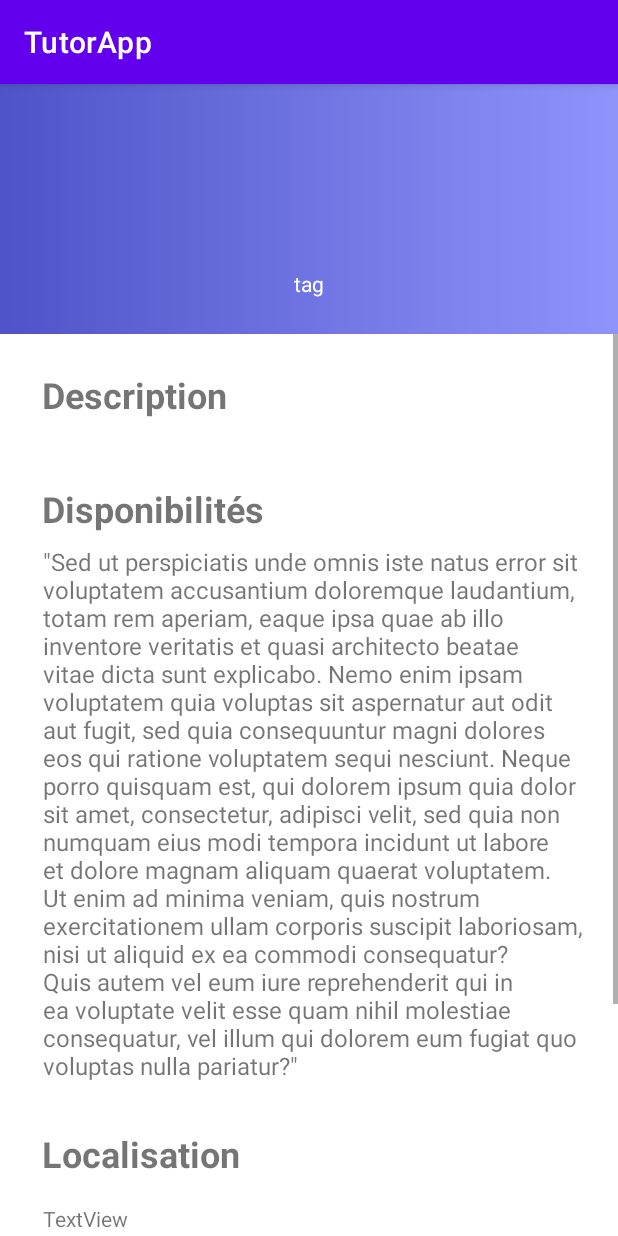
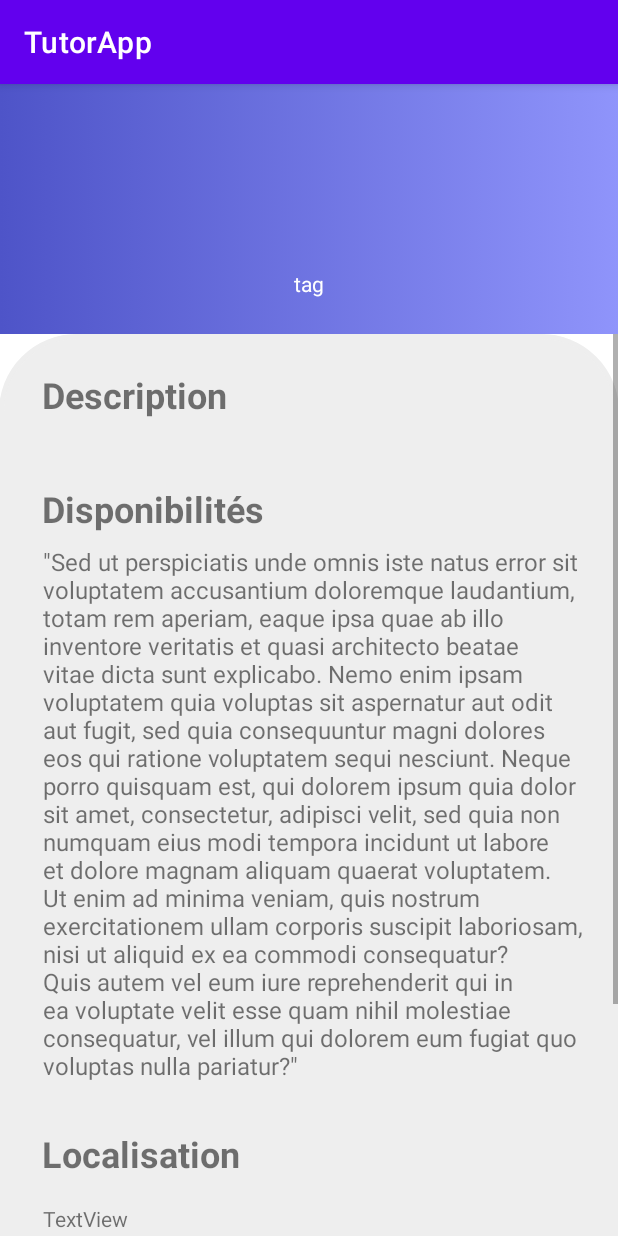
Before and after one commit to toma-demagn/Incoming, an Android app: the ShowAd screen opened directly, with no data from a screen before it, on a phone screen of 412 x 824 dp. Run offline under Robolectric (Android 15) with nearby library versions, the phone set to English and light mode, and no system bars; network calls fail.

Commit message:
background

```diff
--- /dev/null
+++ b/app/src/main/res/drawable/bg_layout.xml
@@ -0,0 +1,13 @@
+<?xml version="1.0" encoding="UTF-8"?>
+<shape xmlns:android="http://schemas.android.com/apk/res/android">
+    <solid
+        android:color="#EEEEEE"/> <!--your desired colour for solid-->
+
+    <stroke
+        android:width="3dp"
+        android:color="#EEEEEE" /> <!--your desired colour for border-->
+
+    <corners
+        android:radius="50dp"/> <!--shape rounded value-->
+
+</shape>
--- a/app/src/main/res/layout/activity_show_ad.xml
+++ b/app/src/main/res/layout/activity_show_ad.xml
@@ -64,7 +64,9 @@
 
         <androidx.constraintlayout.widget.ConstraintLayout
             android:layout_width="match_parent"
-            android:layout_height="wrap_content">
+            android:layout_height="wrap_content"
+            android:background="@drawable/bg_layout"
+            android:clipToOutline="true">
 
             <TextView
                 android:id="@+id/descriptionTitle"
```
